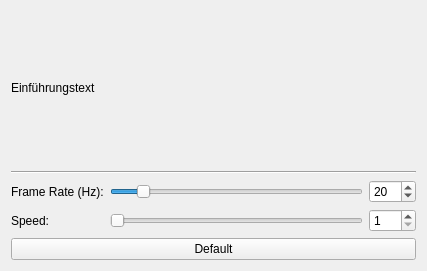
The window that demo/src/ui/rainbow.ui (Tinkerforge/blinkenlights) describes before a commit, drawn with Qt 5.
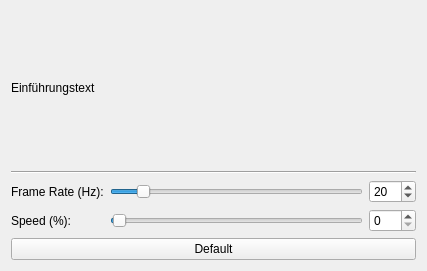
The same window after the commit.

Commit message: rainbow: Make speed value relative to LED count

Patch:
```diff
--- a/demo/src/ui/rainbow.ui
+++ b/demo/src/ui/rainbow.ui
@@ -46,7 +46,7 @@
      <item row="1" column="0">
       <widget class="QLabel" name="label_4">
        <property name="text">
-        <string>Speed:</string>
+        <string>Speed (%):</string>
        </property>
       </widget>
      </item>
@@ -75,10 +75,10 @@
      <item row="1" column="1">
       <widget class="QSlider" name="slider_speed">
        <property name="minimum">
-        <number>1</number>
+        <number>0</number>
        </property>
        <property name="maximum">
-        <number>20</number>
+        <number>100</number>
        </property>
        <property name="pageStep">
         <number>5</number>
@@ -110,10 +110,10 @@
      <item row="1" column="2">
       <widget class="QSpinBox" name="spinbox_speed">
        <property name="minimum">
-        <number>1</number>
+        <number>0</number>
        </property>
        <property name="maximum">
-        <number>20</number>
+        <number>100</number>
        </property>
       </widget>
      </item>
```
The commit also changes 3 other files.
